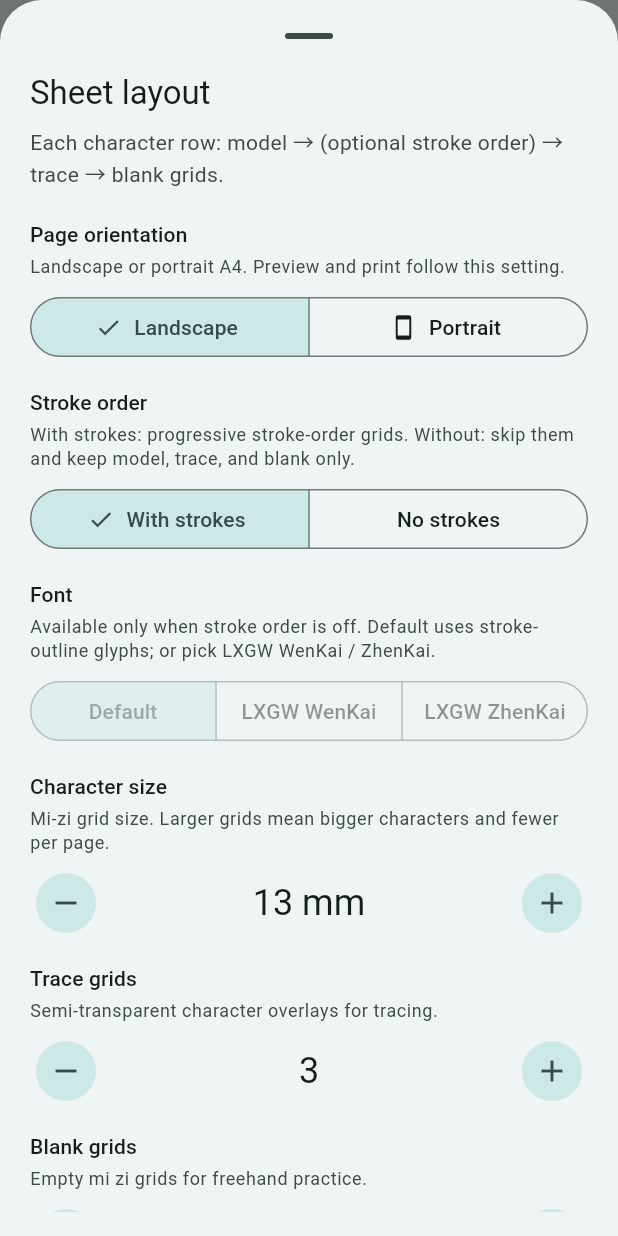
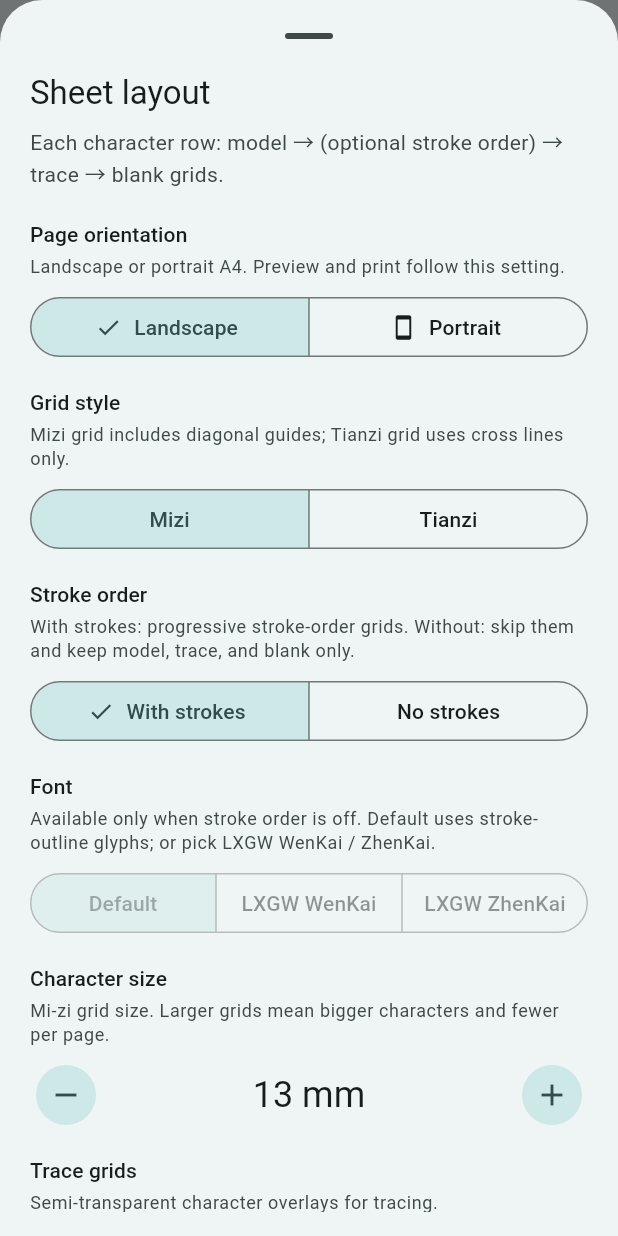
Before and after one commit to xp84012493/handwriting-practice, a Flutter app: the screen it shows after launch, after a tap on the "tune" icon, on a phone screen of 412 x 824 dp. Run offline on Flutter 3.47's test engine with Material 3 defaults, Android fonts, the phone set to English and light mode, and no system bars; our stand-ins replace flutter_secure_storage, in_app_purchase, path_drawing, pdf, printing, share_plus and 1 more; missing offline and left inert: dart:html, file_saver.

Commit message:
Add mizi/tianzi grid style option in sheet config, preview, and PDF.
Co-authored-by: Cursor <cursoragent@cursor.com>

```diff
--- a/lib/l10n/app_en.arb
+++ b/lib/l10n/app_en.arb
@@ -279,6 +279,10 @@
   "sheetConfigFontDefault": "Default",
   "sheetConfigFontWenKai": "LXGW WenKai",
   "sheetConfigFontZhenKai": "LXGW ZhenKai",
+  "sheetConfigGridStyle": "Grid style",
+  "sheetConfigGridStyleHint": "Mizi grid includes diagonal guides; Tianzi grid uses cross lines only.",
+  "sheetConfigGridMizi": "Mizi",
+  "sheetConfigGridTianzi": "Tianzi",
   "sheetConfigPageOrientation": "Page orientation",
   "sheetConfigPageOrientationHint": "Landscape or portrait A4. Preview and print follow this setting.",
   "sheetConfigPageOrientationLandscape": "Landscape",
--- a/lib/l10n/app_localizations.dart
+++ b/lib/l10n/app_localizations.dart
@@ -771,6 +771,30 @@ abstract class AppLocalizations {
   /// **'LXGW ZhenKai'**
   String get sheetConfigFontZhenKai;
 
+  /// No description provided for @sheetConfigGridStyle.
+  ///
+  /// In en, this message translates to:
+  /// **'Grid style'**
+  String get sheetConfigGridStyle;
+
+  /// No description provided for @sheetConfigGridStyleHint.
+  ///
+  /// In en, this message translates to:
+  /// **'Mizi grid includes diagonal guides; Tianzi grid uses cross lines only.'**
+  String get sheetConfigGridStyleHint;
+
+  /// No description provided for @sheetConfigGridMizi.
+  ///
+  /// In en, this message translates to:
+  /// **'Mizi'**
+  String get sheetConfigGridMizi;
+
+  /// No description provided for @sheetConfigGridTianzi.
+  ///
+  /// In en, this message translates to:
+  /// **'Tianzi'**
+  String get sheetConfigGridTianzi;
+
   /// No description provided for @sheetConfigPageOrientation.
   ///
   /// In en, this message translates to:
--- a/lib/l10n/app_localizations_en.dart
+++ b/lib/l10n/app_localizations_en.dart
@@ -412,6 +412,19 @@ class AppLocalizationsEn extends AppLocalizations {
   String get sheetConfigFontZhenKai => 'LXGW ZhenKai';
 
   @override
+  String get sheetConfigGridStyle => 'Grid style';
+
+  @override
+  String get sheetConfigGridStyleHint =>
+      'Mizi grid includes diagonal guides; Tianzi grid uses cross lines only.';
+
+  @override
+  String get sheetConfigGridMizi => 'Mizi';
+
+  @override
+  String get sheetConfigGridTianzi => 'Tianzi';
+
+  @override
   String get sheetConfigPageOrientation => 'Page orientation';
 
   @override
--- a/lib/l10n/app_zh.arb
+++ b/lib/l10n/app_zh.arb
@@ -129,6 +129,10 @@
   "sheetConfigFontDefault": "默认",
   "sheetConfigFontWenKai": "霞鹜文楷",
   "sheetConfigFontZhenKai": "霞鹜臻楷",
+  "sheetConfigGridStyle": "格线样式",
+  "sheetConfigGridStyleHint": "米字格含对角辅助线；田字格仅十字虚线。",
+  "sheetConfigGridMizi": "米字格",
+  "sheetConfigGridTianzi": "田字格",
   "sheetConfigPageOrientation": "纸张方向",
   "sheetConfigPageOrientationHint": "横向：A4 横放；竖向：A4 竖放。预览与打印同步。",
   "sheetConfigPageOrientationLandscape": "横向",
--- a/lib/l10n/app_zh_Hant.arb
+++ b/lib/l10n/app_zh_Hant.arb
@@ -129,6 +129,10 @@
   "sheetConfigFontDefault": "預設",
   "sheetConfigFontWenKai": "霞鶩文楷",
   "sheetConfigFontZhenKai": "霞鶩臻楷",
+  "sheetConfigGridStyle": "格線樣式",
+  "sheetConfigGridStyleHint": "米字格含對角輔助線；田字格僅十字虛線。",
+  "sheetConfigGridMizi": "米字格",
+  "sheetConfigGridTianzi": "田字格",
   "sheetConfigPageOrientation": "紙張方向",
   "sheetConfigPageOrientationHint": "橫向：A4 橫放；豎向：A4 豎放。預覽與列印同步。",
   "sheetConfigPageOrientationLandscape": "橫向",
--- a/lib/src/print/practice_sheet_pdf_service.dart
+++ b/lib/src/print/practice_sheet_pdf_service.dart
@@ -11,6 +11,7 @@ import 'package:vector_math/vector_math_64.dart' show Matrix4;
 import '../layout/a4_sheet_layout.dart';
 import '../models/practice_sheet_entry.dart';
 import '../style/practice_sheet_font.dart';
+import '../style/practice_grid_style.dart';
 import '../style/practice_stroke_colors.dart';
 import '../models/stroke_path_convention.dart';
 
@@ -40,6 +41,7 @@ class PracticeSheetPdfService {
     required int blankSlots,
     bool showStrokeOrder = true,
     PracticeSheetFont sheetFont = PracticeSheetFont.appDefault,
+    PracticeGridStyle gridStyle = PracticeGridStyle.mizi,
     SheetPageOrientation pageOrientation = A4SheetLayout.defaultOrientation,
     double cellSizeMm = A4SheetLayout.practiceCellSizeMm,
     double rowGap = 4,
@@ -90,6 +92,7 @@ class PracticeSheetPdfService {
                       showStrokeOrder: showStrokeOrder,
                       cellSizeMm: cellSizeMm,
                       rowGap: rowGap,
+                      gridStyle: gridStyle,
                       glyphFont: glyphFont?.getFont(context),
                       contentHeight: innerSize.y,
                     ).paint(canvas, innerSize);
@@ -114,6 +117,7 @@ class PracticeSheetPdfService {
     required int blankSlots,
     bool showStrokeOrder = true,
     PracticeSheetFont sheetFont = PracticeSheetFont.appDefault,
+    PracticeGridStyle gridStyle = PracticeGridStyle.mizi,
     SheetPageOrientation pageOrientation = A4SheetLayout.defaultOrientation,
     double cellSizeMm = A4SheetLayout.practiceCellSizeMm,
     String name = '练字帖',
@@ -127,6 +131,7 @@ class PracticeSheetPdfService {
           blankSlots: blankSlots,
           showStrokeOrder: showStrokeOrder,
           sheetFont: sheetFont,
+          gridStyle: gridStyle,
           pageOrientation: pageOrientation,
           cellSizeMm: cellSizeMm,
           pageFormat: fmt,
@@ -162,6 +167,7 @@ class _PracticeSheetPdfPainter {
     required this.showStrokeOrder,
     required this.cellSizeMm,
     required this.rowGap,
+    this.gridStyle = PracticeGridStyle.mizi,
     this.glyphFont,
     this.contentHeight = 0,
   });
@@ -172,6 +178,7 @@ class _PracticeSheetPdfPainter {
   final bool showStrokeOrder;
   final double cellSizeMm;
   final double rowGap;
+  final PracticeGridStyle gridStyle;
   final PdfFont? glyphFont;
   final double contentHeight;
 
@@ -217,7 +224,7 @@ class _PracticeSheetPdfPainter {
       for (var col = slice.startCol; col < slice.endCol; col++) {
         final local = col - slice.startCol;
         final x0 = left + local * cell;
-        _paintMiziGrid(g, x0, y0, cell);
+        _paintPracticeGrid(g, x0, y0, cell);
 
         final kind = _cellKind(col, strokeCount);
         if (kind == _CellKind.blank) continue;
@@ -262,7 +269,7 @@ class _PracticeSheetPdfPainter {
     return _CellKind.blank;
   }
 
-  void _paintMiziGrid(PdfGraphics g, double x, double y, double size) {
+  void _paintPracticeGrid(PdfGraphics g, double x, double y, double size) {
     g.saveContext();
     final pad = 0.5;
     final left = x + pad;
@@ -295,8 +302,10 @@ class _PracticeSheetPdfPainter {
 
     dashLine(left, cy, left + w, cy);
     dashLine(cx, top, cx, top + h);
-    dashLine(left, top, left + w, top + h);
-    dashLine(left + w, top, left, top + h);
+    if (gridStyle.drawDiagonals) {
+      dashLine(left, top, left + w, top + h);
+      dashLine(left + w, top, left, top + h);
+    }
 
     g.setLineDashPattern(const []);
     g.restoreContext();
--- /dev/null
+++ b/lib/src/style/practice_grid_style.dart
@@ -0,0 +1,21 @@
+/// 练字格线样式。
+enum PracticeGridStyle {
+  /// 米字格：十字 + 对角虚线。
+  mizi,
+
+  /// 田字格：仅十字虚线。
+  tianzi;
+
+  /// SharedPreferences 存储值。
+  String get prefsValue => name;
+
+  /// 是否绘制对角辅助线。
+  bool get drawDiagonals => this == PracticeGridStyle.mizi;
+
+  static PracticeGridStyle fromPrefs(String? value) {
+    if (value == PracticeGridStyle.tianzi.name) {
+      return PracticeGridStyle.tianzi;
+    }
+    return PracticeGridStyle.mizi;
+  }
+}
--- a/lib/src/ui/app_shell_page.dart
+++ b/lib/src/ui/app_shell_page.dart
@@ -156,6 +156,7 @@ class _AppShellPageState extends State<AppShellPage> {
       blankSlots: _controller.blankSlots,
       showStrokeOrder: _controller.showStrokeOrder,
       sheetFont: _controller.sheetFont,
+      gridStyle: _controller.gridStyle,
       pageOrientation: _controller.pageOrientation,
       cellSizeMm: _controller.cellSizeMm,
     );
@@ -201,6 +202,7 @@ class _AppShellPageState extends State<AppShellPage> {
         blankSlots: _controller.blankSlots,
         showStrokeOrder: _controller.showStrokeOrder,
         sheetFont: _controller.sheetFont,
+        gridStyle: _controller.gridStyle,
         pageOrientation: _controller.pageOrientation,
         cellSizeMm: _controller.cellSizeMm,
         name: _sheetPdfBaseName(),
@@ -632,6 +634,7 @@ class _PreviewBody extends StatelessWidget {
                           blankSlots: controller.blankSlots,
                           showStrokeOrder: controller.showStrokeOrder,
                           sheetFont: controller.sheetFont,
+                          gridStyle: controller.gridStyle,
                           pageOrientation: controller.pageOrientation,
                           cellSizeMm: controller.cellSizeMm,
                         ),
--- a/lib/src/ui/practice_sheet_controller.dart
+++ b/lib/src/ui/practice_sheet_controller.dart
@@ -12,6 +12,7 @@ import '../locale/practice_sheet_messages.dart';
 import '../models/hanzi_character.dart';
 import '../models/practice_sheet_entry.dart';
 import '../style/practice_sheet_font.dart';
+import '../style/practice_grid_style.dart';
 import '../parsers/hanzi_graphics_parser.dart';
 
 /// 多字输入：仅保留基本汉字区字符。
@@ -52,6 +53,7 @@ class PracticeSheetController extends ChangeNotifier {
     bool showStrokeOrder = defaultShowStrokeOrder,
     SheetPageOrientation pageOrientation = defaultPageOrientation,
     PracticeSheetFont sheetFont = defaultSheetFont,
+    PracticeGridStyle gridStyle = defaultGridStyle,
   })  : _traceSlots = traceSlots.clamp(minSlots, maxSlots),
         _blankSlots = blankSlots.clamp(minSlots, maxSlots),
         _cellSizeMm = cellSizeMm
@@ -62,7 +64,8 @@ class PracticeSheetController extends ChangeNotifier {
             .toDouble(),
         _showStrokeOrder = showStrokeOrder,
         _pageOrientation = pageOrientation,
-        _sheetFont = sheetFont;
+        _sheetFont = sheetFont,
+        _gridStyle = gridStyle;
 
   static const int defaultTraceSlots = 3;
   static const int defaultBlankSlots = 3;
@@ -75,6 +78,7 @@ class PracticeSheetController extends ChangeNotifier {
   static const bool defaultShowStrokeOrder = true;
   static const PracticeSheetFont defaultSheetFont =
       PracticeSheetFont.appDefault;
+  static const PracticeGridStyle defaultGridStyle = PracticeGridStyle.mizi;
 
   /// 描红/空白格可调上限：有笔画用 [maxSlots]；无笔画可提到填满一行所需。
   static int maxSlotsFor({
@@ -108,6 +112,7 @@ class PracticeSheetController extends ChangeNotifier {
   static const _prefShowStrokeOrder = 'sheet_show_stroke_order';
   static const _prefPageOrientation = 'sheet_page_orientation';
   static const _prefSheetFont = 'sheet_font';
+  static const _prefGridStyle = 'sheet_grid_style';
   static const SheetPageOrientation defaultPageOrientation =
       A4SheetLayout.defaultOrientation;
 
@@ -120,6 +125,7 @@ class PracticeSheetController extends ChangeNotifier {
   bool _showStrokeOrder;
   SheetPageOrientation _pageOrientation;
   PracticeSheetFont _sheetFont;
+  PracticeGridStyle _gridStyle;
 
   /// 每行末尾「描红」完整叠字的格数。
   int get traceSlots => _traceSlots;
@@ -139,6 +145,9 @@ class PracticeSheetController extends ChangeNotifier {
   /// 无笔画模式下的示范/描红字体（有笔画时忽略）。
   PracticeSheetFont get sheetFont => _sheetFont;
 
+  /// 练字格线样式（米字格 / 田字格）。
+  PracticeGridStyle get gridStyle => _gridStyle;
+
   Future<void> load() async {
     final prefs = await SharedPreferences.getInstance();
     final trace = prefs.getInt(_prefTraceSlots);
@@ -147,6 +156,7 @@ class PracticeSheetController extends ChangeNotifier {
     final strokes = prefs.getBool(_prefShowStrokeOrder);
     final orientation = prefs.getString(_prefPageOrientation);
     final font = prefs.getString(_prefSheetFont);
+    final grid = prefs.getString(_prefGridStyle);
     if (trace != null) {
       _traceSlots = trace.clamp(minSlots, maxSlotsNoStrokeOrder);
     }
@@ -170,6 +180,9 @@ class PracticeSheetController extends ChangeNotifier {
     if (font != null) {
       _sheetFont = PracticeSheetFont.fromPrefs(font);
     }
+    if (grid != null) {
+      _gridStyle = PracticeGridStyle.fromPrefs(grid);
+    }
     notifyListeners();
   }
 
@@ -180,6 +193,7 @@ class PracticeSheetController extends ChangeNotifier {
     required bool showStrokeOrder,
     required SheetPageOrientation pageOrientation,
     required PracticeSheetFont sheetFont,
+    required PracticeGridStyle gridStyle,
   }) async {
     final maxS = maxSlotsFor(
       showStrokeOrder: showStrokeOrder,
@@ -199,7 +213,8 @@ class PracticeSheetController extends ChangeNotifier {
         nextCell == _cellSizeMm &&
         showStrokeOrder == _showStrokeOrder &&
         pageOrientation == _pageOrientation &&
-        sheetFont == _sheetFont) {
+        sheetFont == _sheetFont &&
+        gridStyle == _gridStyle) {
       return;
     }
     _traceSlots = nextTrace;
@@ -208,6 +223,7 @@ class PracticeSheetController extends ChangeNotifier {
     _showStrokeOrder = showStrokeOrder;
     _pageOrientation = pageOrientation;
     _sheetFont = sheetFont;
+    _gridStyle = gridStyle;
     final prefs = await SharedPreferences.getInstance();
     await prefs.setInt(_prefTraceSlots, _traceSlots);
     await prefs.setInt(_prefBlankSlots, _blankSlots);
@@ -215,6 +231,7 @@ class PracticeSheetController extends ChangeNotifier {
     await prefs.setBool(_prefShowStrokeOrder, _showStrokeOrder);
     await prefs.setString(_prefPageOrientation, _pageOrientation.prefsValue);
     await prefs.setString(_prefSheetFont, _sheetFont.prefsValue);
+    await prefs.setString(_prefGridStyle, _gridStyle.prefsValue);
 
     final raw = textController.text.trim();
     if (raw.isNotEmpty) {
--- a/lib/src/ui/sheet_config_sheet.dart
+++ b/lib/src/ui/sheet_config_sheet.dart
@@ -3,6 +3,7 @@ import 'package:flutter/services.dart';
 
 import '../l10n/l10n_extension.dart';
 import '../layout/a4_sheet_layout.dart';
+import '../style/practice_grid_style.dart';
 import '../style/practice_sheet_font.dart';
 import 'practice_sheet_controller.dart';
 
@@ -38,6 +39,7 @@ class _SheetConfigSheetState extends State<_SheetConfigSheet> {
   late SheetPageOrientation _pageOrientation =
       widget.controller.pageOrientation;
   late PracticeSheetFont _sheetFont = widget.controller.sheetFont;
+  late PracticeGridStyle _gridStyle = widget.controller.gridStyle;
 
   int get _slotMax => PracticeSheetController.maxSlotsFor(
         showStrokeOrder: _showStrokeOrder,
@@ -53,6 +55,7 @@ class _SheetConfigSheetState extends State<_SheetConfigSheet> {
       showStrokeOrder: _showStrokeOrder,
       pageOrientation: _pageOrientation,
       sheetFont: _sheetFont,
+      gridStyle: _gridStyle,
     );
     if (mounted) Navigator.of(context).pop();
   }
@@ -104,6 +107,7 @@ class _SheetConfigSheetState extends State<_SheetConfigSheet> {
       _traceSlots = PracticeSheetController.defaultTraceSlots;
       _blankSlots = PracticeSheetController.defaultBlankSlots;
       _sheetFont = PracticeSheetController.defaultSheetFont;
+      _gridStyle = PracticeSheetController.defaultGridStyle;
     });
   }
 
@@ -173,6 +177,37 @@ class _SheetConfigSheetState extends State<_SheetConfigSheet> {
                   _pageOrientation = next.first;
                   _clampSlotsToMax();
                 });
+              },
+            ),
+            const SizedBox(height: 16),
+            Text(
+              l10n.sheetConfigGridStyle,
+              style: Theme.of(context).textTheme.titleSmall,
+            ),
+            const SizedBox(height: 4),
+            Text(
+              l10n.sheetConfigGridStyleHint,
+              style: Theme.of(context).textTheme.bodySmall?.copyWith(
+                    color: Theme.of(context).colorScheme.onSurfaceVariant,
+                  ),
+            ),
+            const SizedBox(height: 8),
+            SegmentedButton<PracticeGridStyle>(
+              showSelectedIcon: false,
+              segments: [
+                ButtonSegment<PracticeGridStyle>(
+                  value: PracticeGridStyle.mizi,
+                  label: Text(l10n.sheetConfigGridMizi),
+                ),
+                ButtonSegment<PracticeGridStyle>(
+                  value: PracticeGridStyle.tianzi,
+                  label: Text(l10n.sheetConfigGridTianzi),
+                ),
+              ],
+              selected: {_gridStyle},
+              onSelectionChanged: (next) {
+                HapticFeedback.selectionClick();
+                setState(() => _gridStyle = next.first);
               },
             ),
             const SizedBox(height: 16),
--- a/lib/src/widgets/hanzi_practice_cell.dart
+++ b/lib/src/widgets/hanzi_practice_cell.dart
@@ -3,6 +3,7 @@ import 'package:flutter/material.dart';
 import '../engine/prepared_hanzi_strokes.dart';
 import '../painters/hanzi_strokes_painter.dart';
 import '../painters/mizi_grid_painter.dart';
+import '../style/practice_grid_style.dart';
 import '../style/practice_stroke_colors.dart';
 
 /// 练字格展示类型。
@@ -36,6 +37,7 @@ class HanziPracticeCell extends StatelessWidget {
     this.traceColor = PracticeStrokeColors.trace,
     this.glyphCharacter,
     this.fontFamily,
+    this.gridStyle = PracticeGridStyle.mizi,
   }) : assert(stepIndex >= 0);
 
   final PreparedHanziStrokes prepared;
@@ -53,6 +55,9 @@ class HanziPracticeCell extends StatelessWidget {
 
   /// 无笔画模式下的字体 family；为 null 时仍用笔画路径。
   final String? fontFamily;
+
+  /// 练字格线样式（米字格 / 田字格）。
+  final PracticeGridStyle gridStyle;
 
   bool get _useFontGlyph =>
       fontFamily != null &&
@@ -85,7 +90,7 @@ class HanziPracticeCell extends StatelessWidget {
               fit: StackFit.expand,
               children: [
                 CustomPaint(
-                  painter: MiziGridPainter(),
+                  painter: MiziGridPainter(gridStyle: gridStyle),
                   size: Size(side, side),
                 ),
                 if (kind != HanziPracticeCellKind.blank)
```
Also changed, not shown: lib/l10n/app_localizations_zh.dart (+24 -0 lines), lib/src/painters/mizi_grid_painter.dart (+9 -2 lines), lib/src/ui/a4_practice_sheet_preview.dart (+10 -0 lines).
